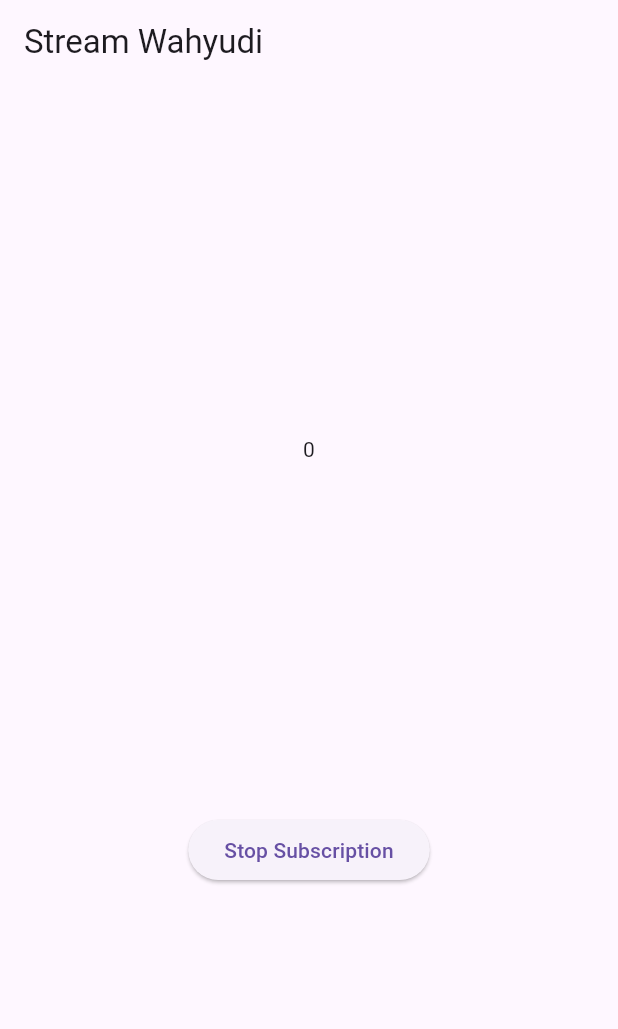
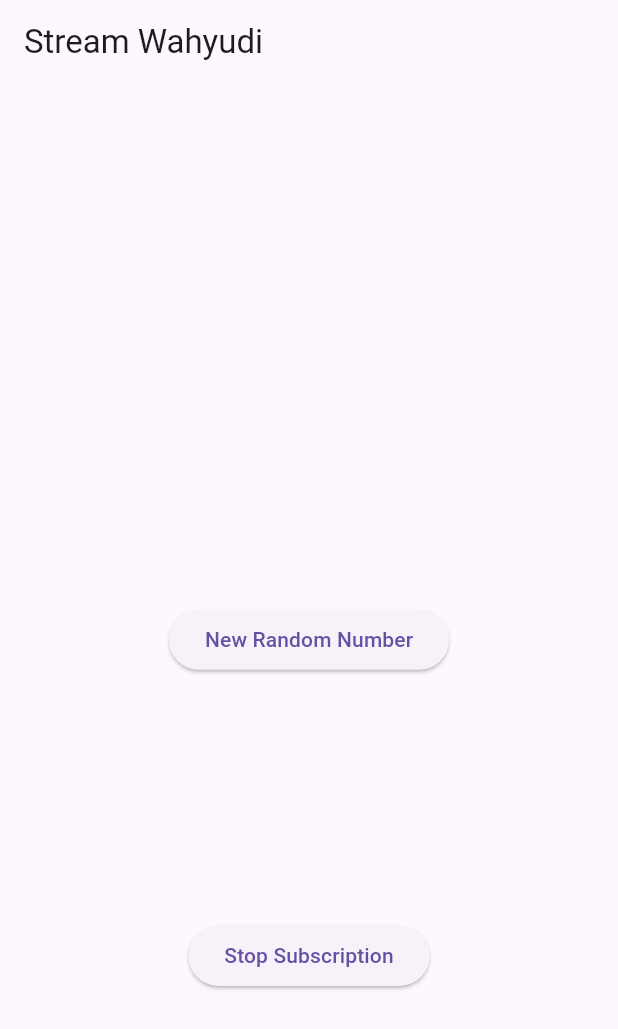
Before and after one commit to wahyudi0018/Mobile_Ganjil_2024, a Flutter app: the screen it shows after launch, on a phone screen of 412 x 824 dp. Shown: the top 1029 px of the screen. Run offline on Flutter 3.47's test engine with Material 3 defaults, Android fonts, the phone set to English and light mode, and no system bars; our stand-ins replace auto_size_text, geolocator.

```diff
--- a/Jobsheet 10/stream_wahyudi/lib/main.dart
+++ b/Jobsheet 10/stream_wahyudi/lib/main.dart
@@ -37,6 +37,7 @@ class _StreamHomePageState extends State<StreamHomePage> {
   late NumberStream numberStream;
   late StreamTransformer transformer;
   late StreamSubscription subscription;
+  late StreamSubscription subscription2;
   String values = '';
 
   void changeColor() async {
@@ -66,7 +67,7 @@ class _StreamHomePageState extends State<StreamHomePage> {
   void initState() {
     numberStream = NumberStream();
     numberStreamController = numberStream.controller;
-    Stream stream = numberStreamController.stream;
+    Stream stream = numberStreamController.stream.asBroadcastStream();
     // soal 7
     // stream.listen((event) {
     //   setState(() {
@@ -114,6 +115,7 @@ class _StreamHomePageState extends State<StreamHomePage> {
         values += '$event -';
       });
     });
+
     subscription2 = stream.listen((event) {
       setState(() {
         values += '$event -';
@@ -141,14 +143,19 @@ class _StreamHomePageState extends State<StreamHomePage> {
           mainAxisAlignment: MainAxisAlignment.spaceEvenly,
           crossAxisAlignment: CrossAxisAlignment.center,
           children: [
-            Text(lastNumber.toString()),
+            // soal 7-8
+            // Text(lastNumber.toString()),
+
+            // soal 11
+            Text(values),
             ElevatedButton(
-                // soal 7-8
-                // onPressed: addRandomNumber,
-                // child: const Text('New Random Number')
-                // soal 9
-                onPressed: stopStream,
-                child: const Text('Stop Subscription'))
+              onPressed: addRandomNumber,
+              child: const Text('New Random Number'),
+            ),
+            ElevatedButton(
+              onPressed: stopStream,
+              child: const Text('Stop Subscription'),
+            ),
           ],
         ),
       ),
```
Also changed, not shown: Jobsheet 10/stream_wahyudi/img/P51.png, Jobsheet 10/stream_wahyudi/img/P52.png (added), Jobsheet 10/stream_wahyudi/img/P53.png (added), Jobsheet 10/stream_wahyudi/img/soal11.gif (added), 1 other file.
